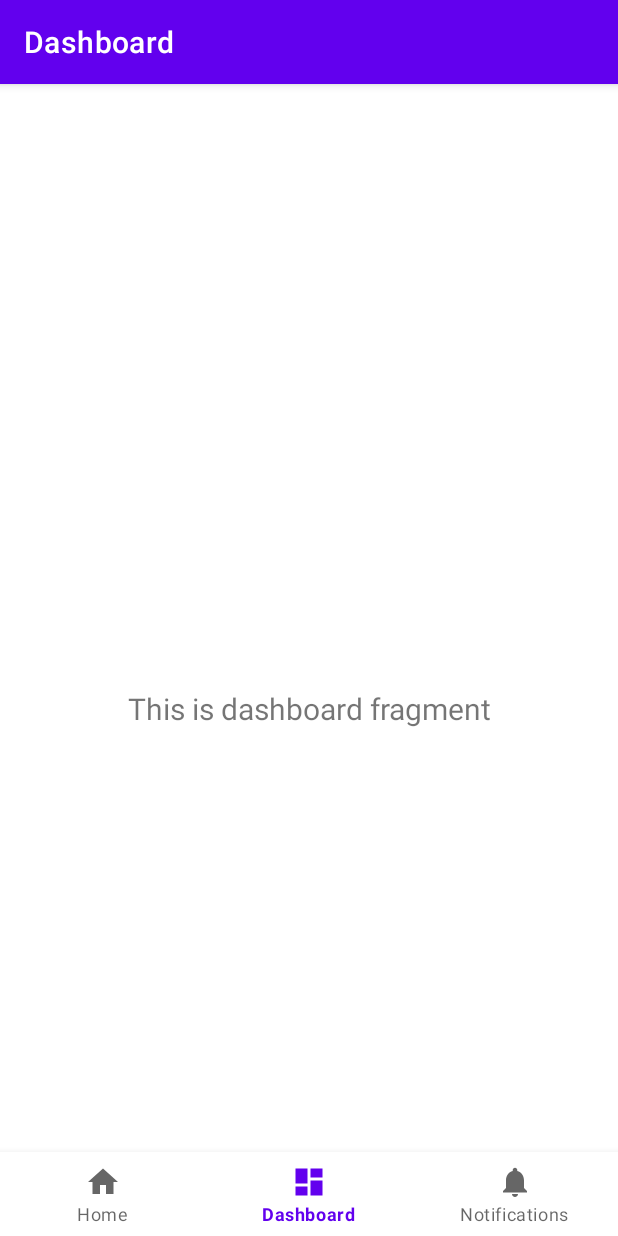
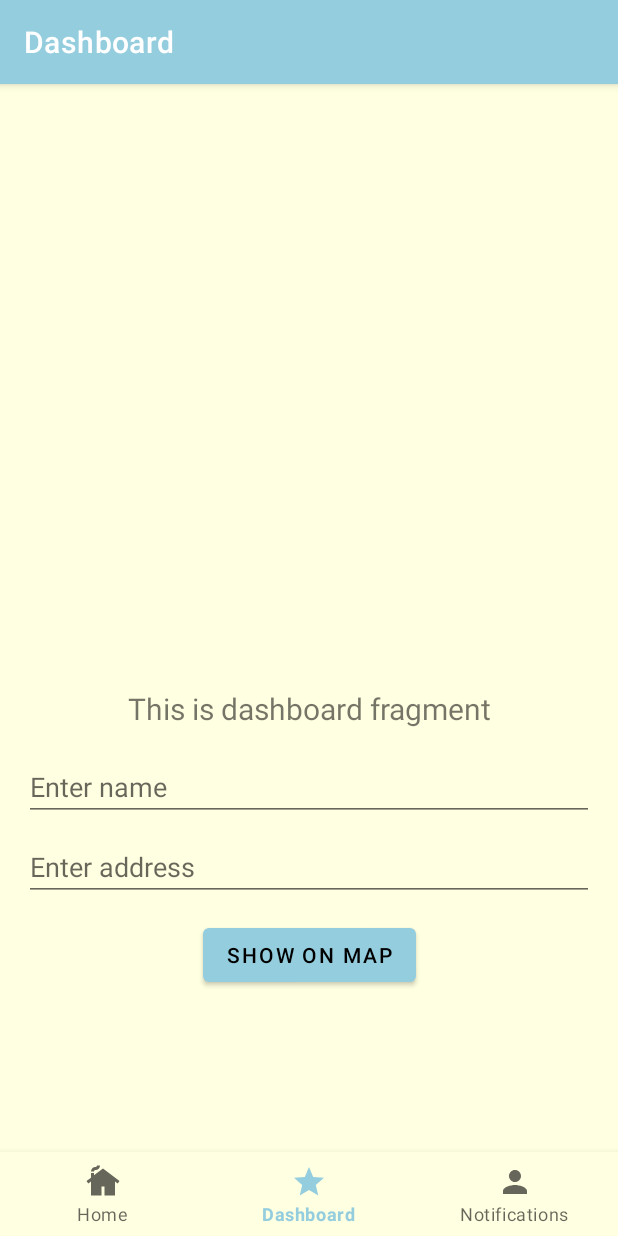
Before and after one commit to crystalshamo/Beacon, an Android app: the DashboardFragment screen opened through its navigation route, on a phone screen of 412 x 824 dp. Run offline under Robolectric (Android 15) with nearby library versions, the phone set to English and light mode, and no system bars; our stand-ins replace Firebase (no records; nobody signed in at launch, a user with empty details on screens opened directly), navigation-ui.

Commit message:
bottom navigation

```diff
--- a/app/build.gradle.kts
+++ b/app/build.gradle.kts
@@ -1,6 +1,7 @@
 plugins {
     alias(libs.plugins.android.application)
     alias(libs.plugins.google.gms.google.services)
+    alias(libs.plugins.google.android.libraries.mapsplatform.secrets.gradle.plugin)
 }
 
 android {
@@ -45,6 +46,7 @@ dependencies {
     implementation(libs.navigation.fragment)
     implementation(libs.navigation.ui)
     implementation(libs.firebase.firestore)
+    implementation(libs.play.services.maps)
     testImplementation(libs.junit)
     androidTestImplementation(libs.ext.junit)
     androidTestImplementation(libs.espresso.core)
--- a/app/src/main/java/com/example/beacon/MainActivity.java
+++ b/app/src/main/java/com/example/beacon/MainActivity.java
@@ -1,38 +1,34 @@
 package com.example.beacon;
 
 import android.os.Bundle;
-
 import com.google.android.material.bottomnavigation.BottomNavigationView;
-
 import androidx.appcompat.app.AppCompatActivity;
 import androidx.navigation.NavController;
 import androidx.navigation.Navigation;
 import androidx.navigation.ui.AppBarConfiguration;
 import androidx.navigation.ui.NavigationUI;
-
 import com.example.beacon.databinding.ActivityMainBinding;
+import java.util.List;
+import android.os.Bundle;
+import android.util.Log;
+import androidx.appcompat.app.AppCompatActivity;
 import com.google.firebase.firestore.FirebaseFirestore;
-
-
-
-
+import java.util.Arrays;
+import java.util.List;
 public class MainActivity extends AppCompatActivity {
 
 
-    FirebaseFirestore firestore;
+    private ActivityMainBinding binding;
 
-
-    private ActivityMainBinding binding;
 
     @Override
     protected void onCreate(Bundle savedInstanceState) {
         super.onCreate(savedInstanceState);
 
+
         binding = ActivityMainBinding.inflate(getLayoutInflater());
         setContentView(binding.getRoot());
-
-        firestore = FirebaseFirestore.getInstance();
-
+        insertOrganizationData();
 
 
         BottomNavigationView navView = findViewById(R.id.nav_view);
@@ -46,4 +42,31 @@ public class MainActivity extends AppCompatActivity {
         NavigationUI.setupWithNavController(binding.navView, navController);
     }
 
+
+
+
+
+
+    private void insertOrganizationData() {
+        // Get a reference to Firestore
+        FirebaseFirestore db = FirebaseFirestore.getInstance();
+
+
+        // Create an organization object with empty arrays
+        // Organization org = new Organization(
+        //                "Detroit Community Fridge",
+        //                "1812 Field St, Detroit, MI 48214",
+        //                "https://detfridge.com/",
+        //                "Helping fight hunger in the community."
+        //        );
+        //
+        //
+        //        // Insert the organization into Firestore
+        //        db.collection("organizations")
+        //                .document("org1")
+        //                .set(org)
+        //                .addOnSuccessListener(aVoid -> Log.d("Firestore", "Document added successfully"))
+        //                .addOnFailureListener(e -> Log.e("Firestore", "Error adding document", e));
+        //    }
+    }
 }
--- a/app/src/main/java/com/example/beacon/ui/dashboard/DashboardFragment.java
+++ b/app/src/main/java/com/example/beacon/ui/dashboard/DashboardFragment.java
@@ -1,15 +1,19 @@
 package com.example.beacon.ui.dashboard;
 
+import android.content.Intent;
 import android.os.Bundle;
 import android.view.LayoutInflater;
 import android.view.View;
 import android.view.ViewGroup;
+import android.widget.Button;
+import android.widget.EditText;
 import android.widget.TextView;
 
 import androidx.annotation.NonNull;
 import androidx.fragment.app.Fragment;
 import androidx.lifecycle.ViewModelProvider;
 
+import com.example.beacon.MapsActivity;
 import com.example.beacon.databinding.FragmentDashboardBinding;
 
 public class DashboardFragment extends Fragment {
@@ -26,6 +30,23 @@ public class DashboardFragment extends Fragment {
 
         final TextView textView = binding.textDashboard;
         dashboardViewModel.getText().observe(getViewLifecycleOwner(), textView::setText);
+
+        EditText editName = binding.editName;
+        EditText editAddress = binding.editAddress;
+        Button btnGoToMap = binding.btnGoToMap;
+
+        btnGoToMap.setOnClickListener(v -> {
+            String name = editName.getText().toString().trim();
+            String address = editAddress.getText().toString().trim();
+
+            if (!name.isEmpty() && !address.isEmpty()) {
+                Intent intent = new Intent(getActivity(), MapsActivity.class);
+                intent.putExtra("name", name);
+                intent.putExtra("address", address);
+                startActivity(intent);
+            }
+        });
+
         return root;
     }
 
--- /dev/null
+++ b/app/src/main/res/drawable/baseline_cottage_24.xml
@@ -0,0 +1,5 @@
+<vector xmlns:android="http://schemas.android.com/apk/res/android" android:height="24dp" android:tint="#000000" android:viewportHeight="24" android:viewportWidth="24" android:width="24dp">
+
+    <path android:fillColor="@android:color/white" android:pathData="M12,3L6,7.58V6H4v3.11L1,11.4l1.21,1.59L4,11.62V21h7v-6h2v6h7v-9.38l1.79,1.36L23,11.4L12,3zM10,1c0,1.66 -1.34,3 -3,3C6.45,4 6,4.45 6,5H4c0,-1.66 1.34,-3 3,-3c0.55,0 1,-0.45 1,-1H10z"/>
+
+</vector>
--- /dev/null
+++ b/app/src/main/res/drawable/baseline_person_24.xml
@@ -0,0 +1,5 @@
+<vector xmlns:android="http://schemas.android.com/apk/res/android" android:height="24dp" android:tint="#000000" android:viewportHeight="24" android:viewportWidth="24" android:width="24dp">
+
+    <path android:fillColor="@android:color/white" android:pathData="M12,12c2.21,0 4,-1.79 4,-4s-1.79,-4 -4,-4 -4,1.79 -4,4 1.79,4 4,4zM12,14c-2.67,0 -8,1.34 -8,4v2h16v-2c0,-2.66 -5.33,-4 -8,-4z"/>
+
+</vector>
--- /dev/null
+++ b/app/src/main/res/drawable/baseline_star_24.xml
@@ -0,0 +1,5 @@
+<vector xmlns:android="http://schemas.android.com/apk/res/android" android:height="24dp" android:tint="#000000" android:viewportHeight="24" android:viewportWidth="24" android:width="24dp">
+
+    <path android:fillColor="@android:color/white" android:pathData="M12,17.27L18.18,21l-1.64,-7.03L22,9.24l-7.19,-0.61L12,2 9.19,8.63 2,9.24l5.46,4.73L5.82,21z"/>
+
+</vector>
--- a/app/src/main/res/layout/fragment_dashboard.xml
+++ b/app/src/main/res/layout/fragment_dashboard.xml
@@ -19,4 +19,37 @@
         app:layout_constraintEnd_toEndOf="parent"
         app:layout_constraintStart_toStartOf="parent"
         app:layout_constraintTop_toTopOf="parent" />
+    <EditText
+        android:id="@+id/editName"
+        android:layout_width="0dp"
+        android:layout_height="wrap_content"
+        android:hint="Enter name"
+        app:layout_constraintTop_toBottomOf="@id/text_dashboard"
+        app:layout_constraintStart_toStartOf="parent"
+        app:layout_constraintEnd_toEndOf="parent"
+        android:layout_marginTop="16dp"
+        android:layout_marginHorizontal="16dp" />
+
+    <EditText
+        android:id="@+id/editAddress"
+        android:layout_width="0dp"
+        android:layout_height="wrap_content"
+        android:hint="Enter address"
+        app:layout_constraintTop_toBottomOf="@id/editName"
+        app:layout_constraintStart_toStartOf="parent"
+        app:layout_constraintEnd_toEndOf="parent"
+        android:layout_marginTop="8dp"
+        android:layout_marginHorizontal="16dp" />
+
+    <Button
+        android:id="@+id/btnGoToMap"
+        android:layout_width="wrap_content"
+        android:layout_height="wrap_content"
+        android:text="Show on Map"
+        app:layout_constraintTop_toBottomOf="@id/editAddress"
+        app:layout_constraintStart_toStartOf="parent"
+        app:layout_constraintEnd_toEndOf="parent"
+        android:layout_marginTop="12dp" />
+
+
 </androidx.constraintlayout.widget.ConstraintLayout>
--- a/app/src/main/res/menu/bottom_nav_menu.xml
+++ b/app/src/main/res/menu/bottom_nav_menu.xml
@@ -3,17 +3,17 @@
 
     <item
         android:id="@+id/navigation_home"
-        android:icon="@drawable/ic_home_black_24dp"
+        android:icon="@drawable/baseline_cottage_24"
         android:title="@string/title_home" />
 
     <item
         android:id="@+id/navigation_dashboard"
-        android:icon="@drawable/ic_dashboard_black_24dp"
+        android:icon="@drawable/baseline_star_24"
         android:title="@string/title_dashboard" />
 
     <item
         android:id="@+id/navigation_notifications"
-        android:icon="@drawable/ic_notifications_black_24dp"
+        android:icon="@drawable/baseline_person_24"
         android:title="@string/title_notifications" />
 
 </menu>
--- a/app/src/main/res/values-night/themes.xml
+++ b/app/src/main/res/values-night/themes.xml
@@ -1,16 +1,15 @@
 <resources xmlns:tools="http://schemas.android.com/tools">
-    <!-- Base application theme. -->
     <style name="Theme.Beacon" parent="Theme.MaterialComponents.DayNight.DarkActionBar">
-        <!-- Primary brand color. -->
-        <item name="colorPrimary">@color/purple_200</item>
-        <item name="colorPrimaryVariant">@color/purple_700</item>
-        <item name="colorOnPrimary">@color/black</item>
-        <!-- Secondary brand color. -->
-        <item name="colorSecondary">@color/teal_200</item>
-        <item name="colorSecondaryVariant">@color/teal_200</item>
-        <item name="colorOnSecondary">@color/black</item>
-        <!-- Status bar color. -->
+        <item name="colorPrimary">@color/colorPrimary</item>
+        <item name="colorPrimaryVariant">@color/colorPrimaryVariant</item>
+        <item name="colorOnPrimary">@color/colorOnPrimary</item>
+
+        <item name="colorSecondary">@color/colorSecondary</item>
+        <item name="colorSecondaryVariant">@color/colorSecondaryVariant</item>
+        <item name="colorOnSecondary">@color/colorOnSecondary</item>
+
+        <!-- Optional background and status bar -->
+        <item name="android:windowBackground">@color/appBackground</item>
         <item name="android:statusBarColor">?attr/colorPrimaryVariant</item>
-        <!-- Customize your theme here. -->
     </style>
 </resources>
--- a/app/src/main/res/values/colors.xml
+++ b/app/src/main/res/values/colors.xml
@@ -1,10 +1,15 @@
 <?xml version="1.0" encoding="utf-8"?>
 <resources>
-    <color name="purple_200">#FFBB86FC</color>
-    <color name="purple_500">#FF6200EE</color>
-    <color name="purple_700">#FF3700B3</color>
-    <color name="teal_200">#FF03DAC5</color>
-    <color name="teal_700">#FF018786</color>
-    <color name="black">#FF000000</color>
-    <color name="white">#FFFFFFFF</color>
+    <!-- Primary color: soft teal blue -->
+    <color name="colorPrimary">#94CDDE</color>
+    <color name="colorPrimaryVariant">#ADD8E5</color>
+    <color name="colorOnPrimary">#000000</color> <!-- black text/icons on light -->
+
+    <!-- Secondary color: soft pastel yellow -->
+    <color name="colorSecondary">#FFFFE1</color>
+    <color name="colorSecondaryVariant">#FFEEAF</color>
+    <color name="colorOnSecondary">#000000</color>
+
+    <!-- Optional for backgrounds -->
+    <color name="appBackground">#FFFFE1</color>
 </resources>
--- a/app/src/main/res/values/strings.xml
+++ b/app/src/main/res/values/strings.xml
@@ -3,4 +3,5 @@
     <string name="title_home">Home</string>
     <string name="title_dashboard">Dashboard</string>
     <string name="title_notifications">Notifications</string>
+    <string name="title_activity_maps">MapsActivity</string>
 </resources>
--- a/app/src/main/res/values/themes.xml
+++ b/app/src/main/res/values/themes.xml
@@ -1,16 +1,15 @@
 <resources xmlns:tools="http://schemas.android.com/tools">
-    <!-- Base application theme. -->
     <style name="Theme.Beacon" parent="Theme.MaterialComponents.DayNight.DarkActionBar">
-        <!-- Primary brand color. -->
-        <item name="colorPrimary">@color/purple_500</item>
-        <item name="colorPrimaryVariant">@color/purple_700</item>
-        <item name="colorOnPrimary">@color/white</item>
-        <!-- Secondary brand color. -->
-        <item name="colorSecondary">@color/teal_200</item>
-        <item name="colorSecondaryVariant">@color/teal_700</item>
-        <item name="colorOnSecondary">@color/black</item>
-        <!-- Status bar color. -->
+        <item name="colorPrimary">@color/colorPrimary</item>
+        <item name="colorPrimaryVariant">@color/colorPrimaryVariant</item>
+        <item name="colorOnPrimary">@color/colorOnPrimary</item>
+
+        <item name="colorSecondary">@color/colorSecondary</item>
+        <item name="colorSecondaryVariant">@color/colorSecondaryVariant</item>
+        <item name="colorOnSecondary">@color/colorOnSecondary</item>
+
+        <!-- Optional background and status bar -->
+        <item name="android:windowBackground">@color/appBackground</item>
         <item name="android:statusBarColor">?attr/colorPrimaryVariant</item>
-        <!-- Customize your theme here. -->
     </style>
 </resources>
--- a/build.gradle.kts
+++ b/build.gradle.kts
@@ -2,4 +2,5 @@
 plugins {
     alias(libs.plugins.android.application) apply false
     alias(libs.plugins.google.gms.google.services) apply false
+    alias(libs.plugins.google.android.libraries.mapsplatform.secrets.gradle.plugin) apply false
 }
--- a/gradle/libs.versions.toml
+++ b/gradle/libs.versions.toml
@@ -12,6 +12,8 @@ navigationFragment = "2.8.9"
 navigationUi = "2.8.9"
 googleGmsGoogleServices = "4.4.2"
 firebaseFirestore = "25.1.3"
+googleAndroidLibrariesMapsplatformSecretsGradlePlugin = "2.0.1"
+playServicesMaps = "18.1.0"
 
 [libraries]
 junit = { group = "junit", name = "junit", version.ref = "junit" }
@@ -25,7 +27,9 @@ lifecycle-viewmodel-ktx = { group = "androidx.lifecycle", name = "lifecycle-view
 navigation-fragment = { group = "androidx.navigation", name = "navigation-fragment", version.ref = "navigationFragment" }
 navigation-ui = { group = "androidx.navigation", name = "navigation-ui", version.ref = "navigationUi" }
 firebase-firestore = { group = "com.google.firebase", name = "firebase-firestore", version.ref = "firebaseFirestore" }
+play-services-maps = { group = "com.google.android.gms", name = "play-services-maps", version.ref = "playServicesMaps" }
 
 [plugins]
 android-application = { id = "com.android.application", version.ref = "agp" }
 google-gms-google-services = { id = "com.google.gms.google-services", version.ref = "googleGmsGoogleServices" }
+google-android-libraries-mapsplatform-secrets-gradle-plugin = { id = "com.google.android.libraries.mapsplatform.secrets-gradle-plugin", version.ref = "googleAndroidLibrariesMapsplatformSecretsGradlePlugin" }
```
Also changed, not shown: app/src/main/AndroidManifest.xml (+22 -0 lines), app/src/main/java/com/example/beacon/MapsActivity.java (added, +66 -0 lines), app/src/main/java/com/example/beacon/Organization.java (added, +66 -0 lines), app/src/main/res/layout/activity_maps.xml (added, +9 -0 lines).
